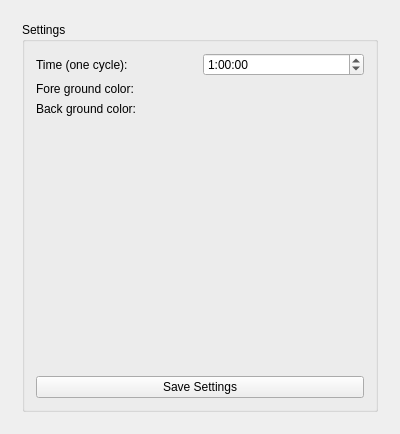
wimdams/QtTimeTimer, file dialog.ui: the form before one commit.
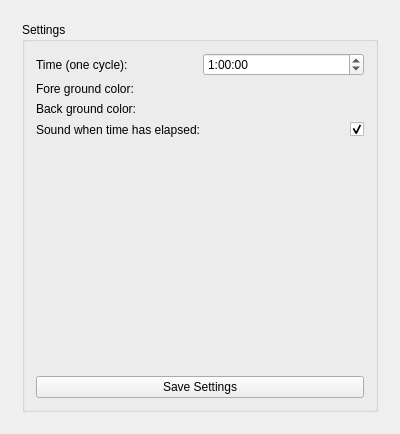
The form after the commit. Icons and pictures are not drawn. Custom widgets are drawn as their Qt base class.

Commit message: Added icons, Use 'real' time, more fluent updates, ...

What changed in the file:
```diff
--- a/dialog.ui
+++ b/dialog.ui
@@ -94,6 +94,33 @@
             </item>
            </layout>
           </item>
+          <item>
+           <layout class="QHBoxLayout" name="horizontalLayout_4">
+            <item>
+             <widget class="QLabel" name="label_4">
+              <property name="text">
+               <string>Sound when time has elapsed: </string>
+              </property>
+             </widget>
+            </item>
+            <item>
+             <widget class="QCheckBox" name="cbSound">
+              <property name="sizePolicy">
+               <sizepolicy hsizetype="Maximum" vsizetype="Fixed">
+                <horstretch>0</horstretch>
+                <verstretch>0</verstretch>
+               </sizepolicy>
+              </property>
+              <property name="text">
+               <string/>
+              </property>
+              <property name="checked">
+               <bool>true</bool>
+              </property>
+             </widget>
+            </item>
+           </layout>
+          </item>
           <item>
            <spacer name="verticalSpacer">
             <property name="orientation">
```
Left out of the diff: 8 changed lines with no effect on the pictures. The commit also changes 9 other files.
